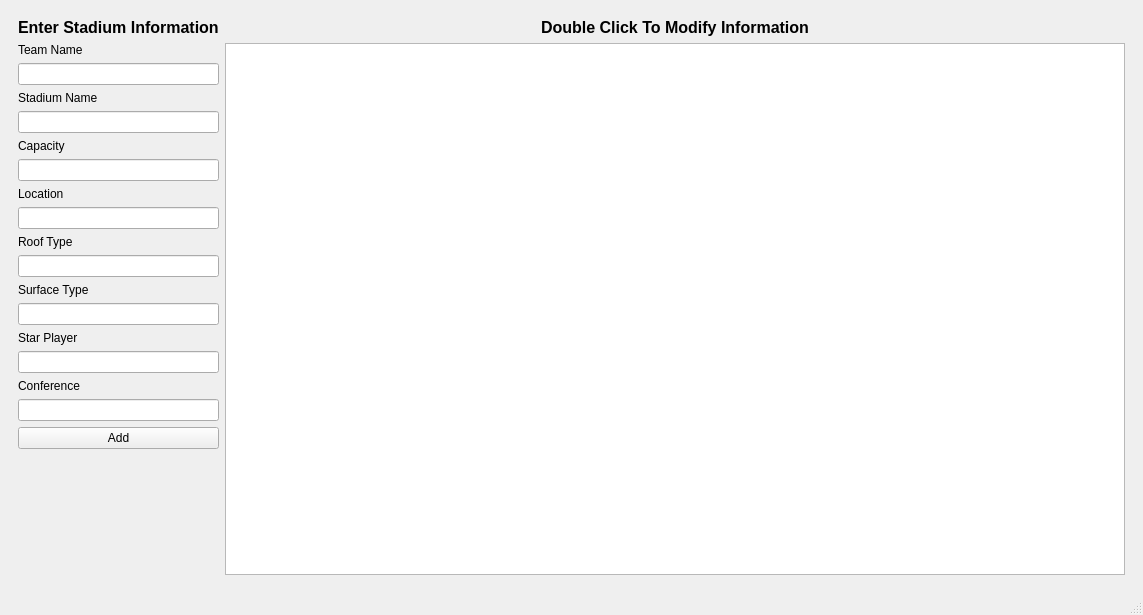
The window that adminwindow.ui (OneEcho/NFL-Football-Project) describes before a commit, drawn with Qt 5.
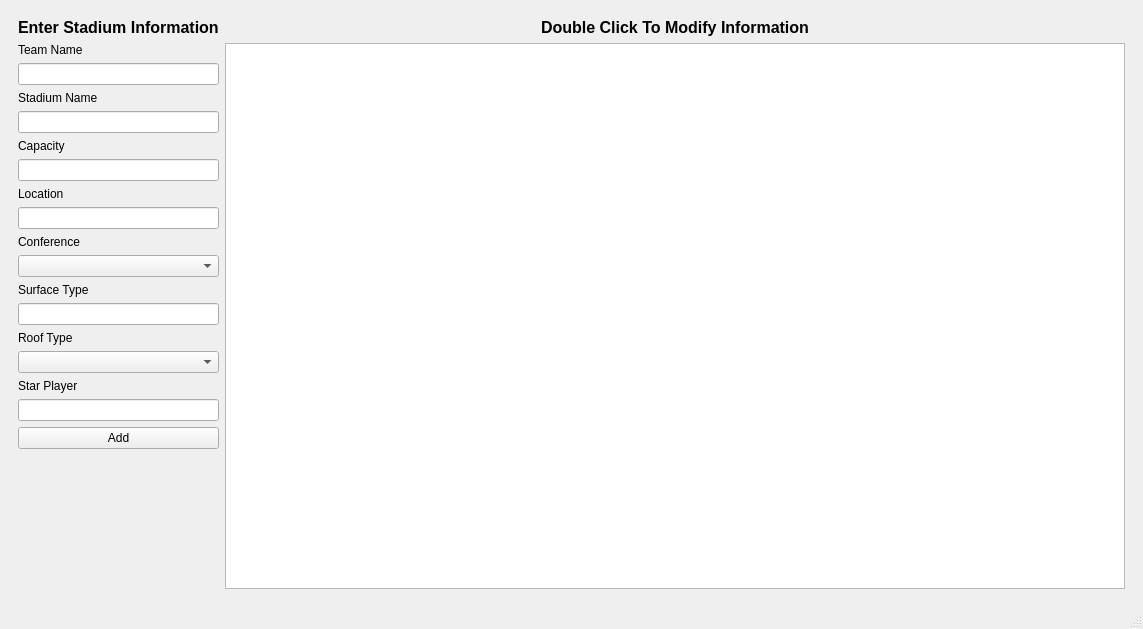
The same window after the commit.

```diff
--- a/adminwindow.ui
+++ b/adminwindow.ui
@@ -7,7 +7,7 @@
     <x>0</x>
     <y>0</y>
     <width>1143</width>
-    <height>615</height>
+    <height>629</height>
    </rect>
   </property>
   <property name="windowTitle">
@@ -229,7 +229,7 @@
            </widget>
           </item>
           <item>
-           <widget class="QLabel" name="label_28">
+           <widget class="QLabel" name="label_31">
             <property name="font">
              <font>
               <weight>50</weight>
@@ -237,19 +237,12 @@
              </font>
             </property>
             <property name="text">
-             <string>Roof Type</string>
+             <string>Conference</string>
             </property>
            </widget>
           </item>
           <item>
-           <widget class="QLineEdit" name="lineEditRoofType">
-            <property name="sizePolicy">
-             <sizepolicy hsizetype="Preferred" vsizetype="Fixed">
-              <horstretch>0</horstretch>
-              <verstretch>0</verstretch>
-             </sizepolicy>
-            </property>
-           </widget>
+           <widget class="QComboBox" name="comboBoxConference"/>
           </item>
           <item>
            <widget class="QLabel" name="label_29">
@@ -274,6 +267,22 @@
             </property>
            </widget>
           </item>
+          <item>
+           <widget class="QLabel" name="label_28">
+            <property name="font">
+             <font>
+              <weight>50</weight>
+              <bold>false</bold>
+             </font>
+            </property>
+            <property name="text">
+             <string>Roof Type</string>
+            </property>
+           </widget>
+          </item>
+          <item>
+           <widget class="QComboBox" name="comboBoxRoofType"/>
+          </item>
           <item>
            <widget class="QLabel" name="label_30">
             <property name="font">
@@ -297,29 +306,6 @@
             </property>
            </widget>
           </item>
-          <item>
-           <widget class="QLabel" name="label_31">
-            <property name="font">
-             <font>
-              <weight>50</weight>
-              <bold>false</bold>
-             </font>
-            </property>
-            <property name="text">
-             <string>Conference</string>
-            </property>
-           </widget>
-          </item>
-          <item>
-           <widget class="QLineEdit" name="lineEditConference">
-            <property name="sizePolicy">
-             <sizepolicy hsizetype="Preferred" vsizetype="Fixed">
-              <horstretch>0</horstretch>
-              <verstretch>0</verstretch>
-             </sizepolicy>
-            </property>
-           </widget>
-          </item>
           <item>
            <widget class="QPushButton" name="pushButtonAddStadium">
             <property name="sizePolicy">
```
Left out of the diff: 2 changed lines with no effect on the pictures.
